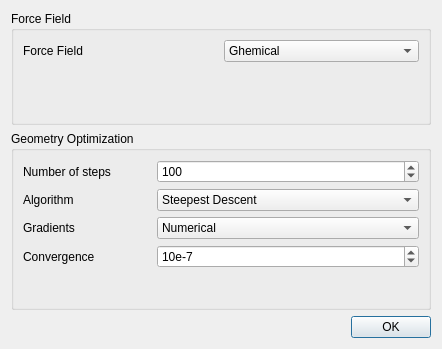
Above: libavogadro/src/extensions/forcefielddialog.ui from cryos/avogadro before the change. Below: the same form after it.
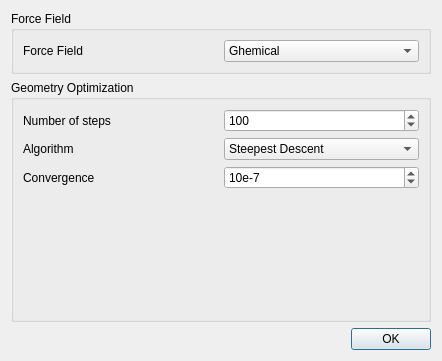
That is the form after the change.

Commit message:
* libavogadro/src/extensions/forcefielddialog.*: Removed gradients         option. Now handled OBForceField::HasAnalyticalGradients()
        * libavogadro/src/extensions/conformersearchdialog.*: Same.

        * libavogadro/src/extensions/forcefieldextension.*: Same.

        * libavogadro/src/extensions/constraintsdialog.*: Update for static
        constraints. We now only need to set it once.

        * libavogadro/src/tools/autoopttool.*: Replaced convergence spin box
        by steps per update spin box.

Patch:
```diff
--- a/libavogadro/src/extensions/forcefielddialog.ui
+++ b/libavogadro/src/extensions/forcefielddialog.ui
@@ -6,14 +6,14 @@
     <x>0</x>
     <y>0</y>
     <width>442</width>
-    <height>349</height>
+    <height>361</height>
    </rect>
   </property>
   <property name="windowTitle" >
    <string>Setup Force Field</string>
   </property>
-  <layout class="QGridLayout" >
-   <item row="0" column="0" >
+  <layout class="QVBoxLayout" >
+   <item>
     <widget class="QGroupBox" name="groupBox" >
      <property name="sizePolicy" >
       <sizepolicy vsizetype="Preferred" hsizetype="Minimum" >
@@ -25,18 +25,12 @@
       <string>Force Field</string>
      </property>
      <layout class="QGridLayout" >
-      <item row="1" column="1" >
-       <spacer>
-        <property name="orientation" >
-         <enum>Qt::Vertical</enum>
+      <item row="0" column="0" >
+       <widget class="QLabel" name="label" >
+        <property name="text" >
+         <string>Force Field</string>
         </property>
-        <property name="sizeHint" >
-         <size>
-          <width>20</width>
-          <height>61</height>
-         </size>
-        </property>
-       </spacer>
+       </widget>
       </item>
       <item row="0" column="1" >
        <widget class="QComboBox" name="ForceFieldComboBox" >
@@ -50,27 +44,10 @@
         </item>
        </widget>
       </item>
-      <item row="0" column="0" >
-       <widget class="QLabel" name="label" >
-        <property name="text" >
-         <string>Force Field</string>
-        </property>
-       </widget>
-      </item>
      </layout>
     </widget>
    </item>
-   <item row="2" column="0" >
-    <widget class="QDialogButtonBox" name="buttonBox" >
-     <property name="orientation" >
-      <enum>Qt::Horizontal</enum>
-     </property>
-     <property name="standardButtons" >
-      <set>QDialogButtonBox::Ok</set>
-     </property>
-    </widget>
-   </item>
-   <item row="1" column="0" >
+   <item>
     <widget class="QGroupBox" name="groupBox_2" >
      <property name="sizePolicy" >
       <sizepolicy vsizetype="Preferred" hsizetype="Minimum" >
@@ -89,7 +66,7 @@
         </property>
        </widget>
       </item>
-      <item row="0" column="1" colspan="2" >
+      <item row="0" column="1" >
        <widget class="QSpinBox" name="StepsSpinBox" >
         <property name="maximum" >
          <number>10000</number>
@@ -99,26 +76,6 @@
         </property>
        </widget>
       </item>
-      <item row="4" column="2" >
-       <spacer>
-        <property name="orientation" >
-         <enum>Qt::Vertical</enum>
-        </property>
-        <property name="sizeHint" >
-         <size>
-          <width>20</width>
-          <height>40</height>
-         </size>
-        </property>
-       </spacer>
-      </item>
-      <item row="2" column="0" >
-       <widget class="QLabel" name="label_4" >
-        <property name="text" >
-         <string>Gradients</string>
-        </property>
-       </widget>
-      </item>
       <item row="1" column="0" >
        <widget class="QLabel" name="label_3" >
         <property name="text" >
@@ -126,21 +83,7 @@
         </property>
        </widget>
       </item>
-      <item row="2" column="1" colspan="2" >
-       <widget class="QComboBox" name="GradientsComboBox" >
-        <item>
-         <property name="text" >
-          <string>Numerical</string>
-         </property>
-        </item>
-        <item>
-         <property name="text" >
-          <string>Analytical</string>
-         </property>
-        </item>
-       </widget>
-      </item>
-      <item row="1" column="1" colspan="2" >
+      <item row="1" column="1" >
        <widget class="QComboBox" name="AlgorithmComboBox" >
         <item>
          <property name="text" >
@@ -154,14 +97,14 @@
         </item>
        </widget>
       </item>
-      <item row="3" column="0" >
+      <item row="2" column="0" >
        <widget class="QLabel" name="label_5" >
         <property name="text" >
          <string>Convergence</string>
         </property>
        </widget>
       </item>
-      <item row="3" column="1" colspan="2" >
+      <item row="2" column="1" >
        <widget class="QSpinBox" name="ConvergenceSpinBox" >
         <property name="suffix" >
          <string/>
@@ -180,9 +123,32 @@
         </property>
        </widget>
       </item>
+      <item row="3" column="1" >
+       <spacer>
+        <property name="orientation" >
+         <enum>Qt::Vertical</enum>
+        </property>
+        <property name="sizeHint" >
+         <size>
+          <width>20</width>
+          <height>40</height>
+         </size>
+        </property>
+       </spacer>
+      </item>
      </layout>
     </widget>
    </item>
+   <item>
+    <widget class="QDialogButtonBox" name="buttonBox" >
+     <property name="orientation" >
+      <enum>Qt::Horizontal</enum>
+     </property>
+     <property name="standardButtons" >
+      <set>QDialogButtonBox::Ok</set>
+     </property>
+    </widget>
+   </item>
   </layout>
  </widget>
  <resources/>
```
The commit also changes 11 other files.
